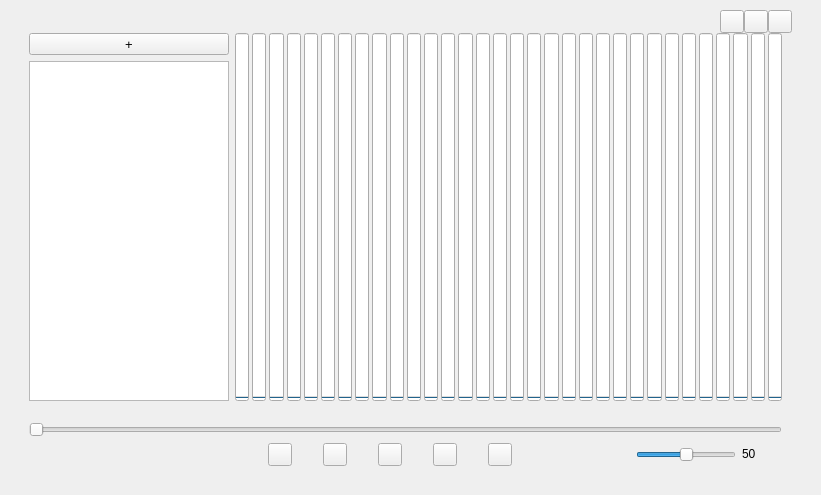
Old version of the form LEDioPlayer/widget.ui in the repository sovadim/LEDioPlayer.
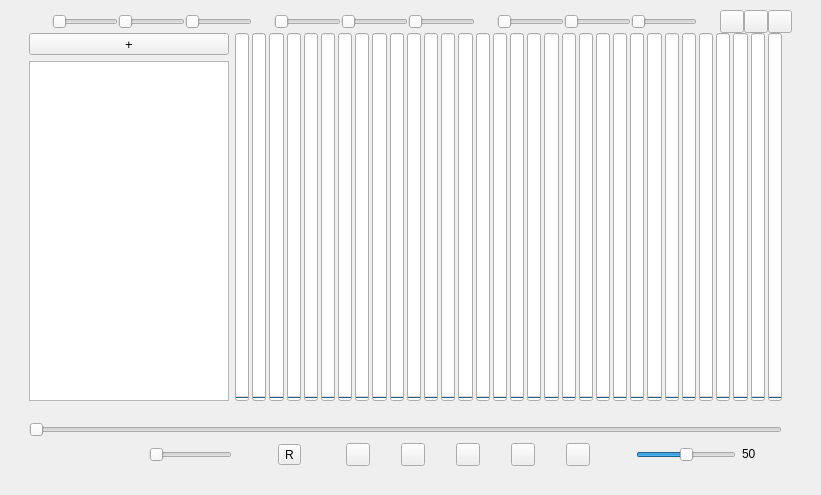
New version of the form.

What changed in the file:
```diff
--- a/LEDioPlayer/widget.ui
+++ b/LEDioPlayer/widget.ui
@@ -70,6 +70,135 @@
             </property>
            </spacer>
           </item>
+          <item>
+           <widget class="QSlider" name="v1r">
+            <property name="maximum">
+             <number>255</number>
+            </property>
+            <property name="orientation">
+             <enum>Qt::Horizontal</enum>
+            </property>
+           </widget>
+          </item>
+          <item>
+           <widget class="QSlider" name="v1g">
+            <property name="maximum">
+             <number>255</number>
+            </property>
+            <property name="orientation">
+             <enum>Qt::Horizontal</enum>
+            </property>
+           </widget>
+          </item>
+          <item>
+           <widget class="QSlider" name="v1b">
+            <property name="maximum">
+             <number>255</number>
+            </property>
+            <property name="orientation">
+             <enum>Qt::Horizontal</enum>
+            </property>
+           </widget>
+          </item>
+          <item>
+           <spacer name="horizontalSpacer_10">
+            <property name="orientation">
+             <enum>Qt::Horizontal</enum>
+            </property>
+            <property name="sizeHint" stdset="0">
+             <size>
+              <width>40</width>
+              <height>20</height>
+             </size>
+            </property>
+           </spacer>
+          </item>
+          <item>
+           <widget class="QSlider" name="v2r">
+            <property name="maximum">
+             <number>255</number>
+            </property>
+            <property name="orientation">
+             <enum>Qt::Horizontal</enum>
+            </property>
+           </widget>
+          </item>
+          <item>
+           <widget class="QSlider" name="v2g">
+            <property name="maximum">
+             <number>255</number>
+            </property>
+            <property name="orientation">
+             <enum>Qt::Horizontal</enum>
+            </property>
+           </widget>
+          </item>
+          <item>
+           <widget class="QSlider" name="v2b">
+            <property name="maximum">
+             <number>255</number>
+            </property>
+            <property name="orientation">
+             <enum>Qt::Horizontal</enum>
+            </property>
+           </widget>
+          </item>
+          <item>
+           <spacer name="horizontalSpacer_11">
+            <property name="orientation">
+             <enum>Qt::Horizontal</enum>
+            </property>
+            <property name="sizeHint" stdset="0">
+             <size>
+              <width>40</width>
+              <height>20</height>
+             </size>
+            </property>
+           </spacer>
+          </item>
+          <item>
+           <widget class="QSlider" name="v3r">
+            <property name="maximum">
+             <number>255</number>
+            </property>
+            <property name="orientation">
+             <enum>Qt::Horizontal</enum>
+            </property>
+           </widget>
+          </item>
+          <item>
+           <widget class="QSlider" name="v3g">
+            <property name="maximum">
+             <number>255</number>
+            </property>
+            <property name="orientation">
+             <enum>Qt::Horizontal</enum>
+            </property>
+           </widget>
+          </item>
+          <item>
+           <widget class="QSlider" name="v3b">
+            <property name="maximum">
+             <number>255</number>
+            </property>
+            <property name="orientation">
+             <enum>Qt::Horizontal</enum>
+            </property>
+           </widget>
+          </item>
+          <item>
+           <spacer name="horizontalSpacer_9">
+            <property name="orientation">
+             <enum>Qt::Horizontal</enum>
+            </property>
+            <property name="sizeHint" stdset="0">
+             <size>
+              <width>40</width>
+              <height>20</height>
+             </size>
+            </property>
+           </spacer>
+          </item>
           <item>
            <widget class="QToolButton" name="btn_minimize">
             <property name="acceptDrops">
@@ -1057,6 +1186,36 @@
               </property>
              </spacer>
             </item>
+            <item>
+             <widget class="QSlider" name="level">
+              <property name="maximum">
+               <number>100</number>
+              </property>
+              <property name="orientation">
+               <enum>Qt::Horizontal</enum>
+              </property>
+             </widget>
+            </item>
+            <item>
+             <spacer name="horizontalSpacer_12">
+              <property name="orientation">
+               <enum>Qt::Horizontal</enum>
+              </property>
+              <property name="sizeHint" stdset="0">
+               <size>
+                <width>40</width>
+                <height>20</height>
+               </size>
+              </property>
+             </spacer>
+            </item>
+            <item>
+             <widget class="QToolButton" name="btnReconnect">
+              <property name="text">
+               <string>R</string>
+              </property>
+             </widget>
+            </item>
             <item>
              <spacer name="horizontalSpacer">
               <property name="orientation">
```
